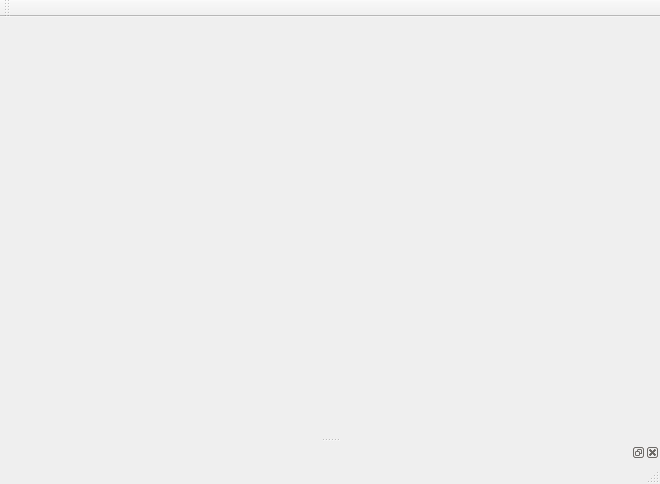
Before: the Qt Designer form mainwindow.ui in jcespinoza/ExamenLab1, drawn with Qt 5.
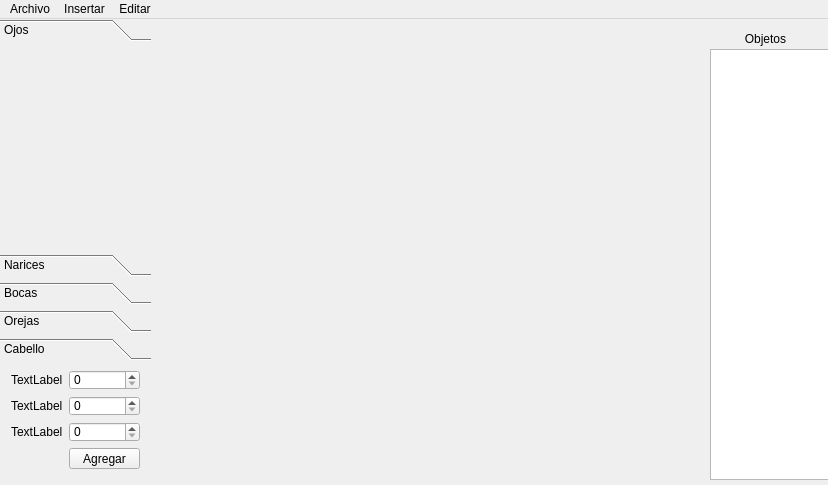
After: the same form once the commit is applied.

```diff
--- a/mainwindow.ui
+++ b/mainwindow.ui
@@ -6,39 +6,267 @@
    <rect>
     <x>0</x>
     <y>0</y>
-    <width>660</width>
-    <height>484</height>
+    <width>828</width>
+    <height>485</height>
    </rect>
   </property>
   <property name="windowTitle">
    <string>MainWindow</string>
   </property>
-  <widget class="QWidget" name="centralWidget"/>
+  <widget class="QWidget" name="centralWidget">
+   <widget class="QToolBox" name="toolBox">
+    <property name="geometry">
+     <rect>
+      <x>0</x>
+      <y>0</y>
+      <width>151</width>
+      <height>341</height>
+     </rect>
+    </property>
+    <property name="toolTip">
+     <string>Ojos</string>
+    </property>
+    <property name="currentIndex">
+     <number>0</number>
+    </property>
+    <widget class="QWidget" name="pgEyes">
+     <property name="geometry">
+      <rect>
+       <x>0</x>
+       <y>0</y>
+       <width>151</width>
+       <height>206</height>
+      </rect>
+     </property>
+     <attribute name="label">
+      <string>Ojos</string>
+     </attribute>
+    </widget>
+    <widget class="QWidget" name="pgNoses">
+     <property name="geometry">
+      <rect>
+       <x>0</x>
+       <y>0</y>
+       <width>151</width>
+       <height>206</height>
+      </rect>
+     </property>
+     <attribute name="label">
+      <string>Narices</string>
+     </attribute>
+    </widget>
+    <widget class="QWidget" name="pgMouth">
+     <attribute name="label">
+      <string>Bocas</string>
+     </attribute>
+    </widget>
+    <widget class="QWidget" name="pgEars">
+     <attribute name="label">
+      <string>Orejas</string>
+     </attribute>
+    </widget>
+    <widget class="QWidget" name="pgHair">
+     <attribute name="label">
+      <string>Cabello</string>
+     </attribute>
+    </widget>
+   </widget>
+   <widget class="QWidget" name="formLayoutWidget">
+    <property name="geometry">
+     <rect>
+      <x>0</x>
+      <y>340</y>
+      <width>151</width>
+      <height>121</height>
+     </rect>
+    </property>
+    <layout class="QFormLayout" name="formLayout">
+     <item row="0" column="0">
+      <widget class="QLabel" name="label">
+       <property name="text">
+        <string>TextLabel</string>
+       </property>
+      </widget>
+     </item>
+     <item row="1" column="0">
+      <widget class="QLabel" name="label_2">
+       <property name="text">
+        <string>TextLabel</string>
+       </property>
+      </widget>
+     </item>
+     <item row="2" column="0">
+      <widget class="QLabel" name="label_3">
+       <property name="text">
+        <string>TextLabel</string>
+       </property>
+      </widget>
+     </item>
+     <item row="0" column="1">
+      <widget class="QSpinBox" name="spPosx"/>
+     </item>
+     <item row="1" column="1">
+      <widget class="QSpinBox" name="spPosy"/>
+     </item>
+     <item row="2" column="1">
+      <widget class="QSpinBox" name="soPosz"/>
+     </item>
+     <item row="3" column="1">
+      <widget class="QPushButton" name="pbAdd">
+       <property name="text">
+        <string>Agregar</string>
+       </property>
+      </widget>
+     </item>
+    </layout>
+   </widget>
+   <widget class="QWidget" name="gridLayoutWidget">
+    <property name="geometry">
+     <rect>
+      <x>160</x>
+      <y>0</y>
+      <width>541</width>
+      <height>461</height>
+     </rect>
+    </property>
+    <layout class="QGridLayout" name="grid"/>
+   </widget>
+   <widget class="QListWidget" name="lwObjects">
+    <property name="geometry">
+     <rect>
+      <x>710</x>
+      <y>30</y>
+      <width>121</width>
+      <height>431</height>
+     </rect>
+    </property>
+   </widget>
+   <widget class="QLabel" name="label_4">
+    <property name="geometry">
+     <rect>
+      <x>710</x>
+      <y>9</y>
+      <width>111</width>
+      <height>21</height>
+     </rect>
+    </property>
+    <property name="text">
+     <string>Objetos</string>
+    </property>
+    <property name="alignment">
+     <set>Qt::AlignCenter</set>
+    </property>
+   </widget>
+  </widget>
   <widget class="QMenuBar" name="menuBar">
    <property name="geometry">
     <rect>
      <x>0</x>
      <y>0</y>
-     <width>660</width>
+     <width>828</width>
      <height>21</height>
     </rect>
    </property>
+   <widget class="QMenu" name="menuArchivo">
+    <property name="title">
+     <string>Archivo</string>
+    </property>
+    <addaction name="actionOpen"/>
+    <addaction name="actionSave"/>
+    <addaction name="actionSaveAs"/>
+   </widget>
+   <widget class="QMenu" name="menuEditar">
+    <property name="title">
+     <string>Editar</string>
+    </property>
+   </widget>
+   <widget class="QMenu" name="menuInsertar">
+    <property name="title">
+     <string>Insertar</string>
+    </property>
+    <addaction name="actionInsertEyes"/>
+    <addaction name="actionInsertEars"/>
+    <addaction name="actionInsertMouth"/>
+    <addaction name="actionInsertNose"/>
+    <addaction name="actionInsertHair"/>
+    <addaction name="actionInsertScar"/>
+   </widget>
+   <addaction name="menuArchivo"/>
+   <addaction name="menuInsertar"/>
+   <addaction name="menuEditar"/>
   </widget>
-  <widget class="QToolBar" name="mainToolBar">
-   <attribute name="toolBarArea">
-    <enum>TopToolBarArea</enum>
-   </attribute>
-   <attribute name="toolBarBreak">
-    <bool>true</bool>
-   </attribute>
-  </widget>
-  <widget class="QStatusBar" name="statusBar"/>
-  <widget class="QDockWidget" name="dockWidget">
-   <attribute name="dockWidgetArea">
-    <number>8</number>
-   </attribute>
-   <widget class="QWidget" name="dockWidgetContents"/>
-  </widget>
+  <action name="actionOpen">
+   <property name="text">
+    <string>Abrir Imagen</string>
+   </property>
+   <property name="shortcut">
+    <string>Ctrl+O</string>
+   </property>
+  </action>
+  <action name="actionSave">
+   <property name="text">
+    <string>Guardar</string>
+   </property>
+   <property name="shortcut">
+    <string>Ctrl+S</string>
+   </property>
+  </action>
+  <action name="actionSaveAs">
+   <property name="text">
+    <string>Guardar Como</string>
+   </property>
+   <property name="shortcut">
+    <string>Ctrl+Shift+S</string>
+   </property>
+  </action>
+  <action name="actionInsertEyes">
+   <property name="text">
+    <string>Ojos</string>
+   </property>
+   <property name="shortcut">
+    <string>Ctrl+Shift+I</string>
+   </property>
+  </action>
+  <action name="actionInsertEars">
+   <property name="text">
+    <string>Orejas</string>
+   </property>
+   <property name="shortcut">
+    <string>Ctrl+Shift+E</string>
+   </property>
+  </action>
+  <action name="actionInsertMouth">
+   <property name="text">
+    <string>Boca</string>
+   </property>
+   <property name="shortcut">
+    <string>Ctrl+Shift+M</string>
+   </property>
+  </action>
+  <action name="actionInsertNose">
+   <property name="text">
+    <string>Nariz</string>
+   </property>
+   <property name="shortcut">
+    <string>Ctrl+Shift+N</string>
+   </property>
+  </action>
+  <action name="actionInsertHair">
+   <property name="text">
+    <string>Pelo</string>
+   </property>
+   <property name="shortcut">
+    <string>Ctrl+Shift+H</string>
+   </property>
+  </action>
+  <action name="actionInsertScar">
+   <property name="text">
+    <string>Cicatriz</string>
+   </property>
+   <property name="shortcut">
+    <string>Ctrl+Shift+K</string>
+   </property>
+  </action>
  </widget>
  <layoutdefault spacing="6" margin="11"/>
  <resources/>
```
Left out of the diff: 2 changed lines with no effect on the pictures.
